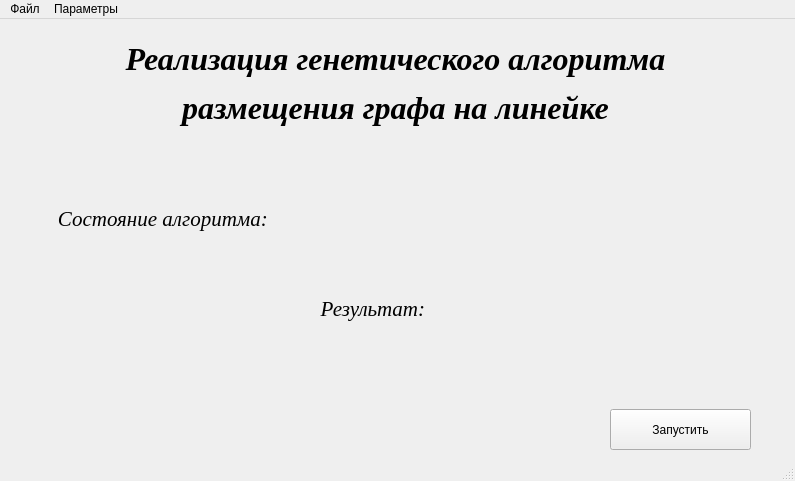
Old version of the form startwindow.ui in the repository Schuka48/Graph_Search.
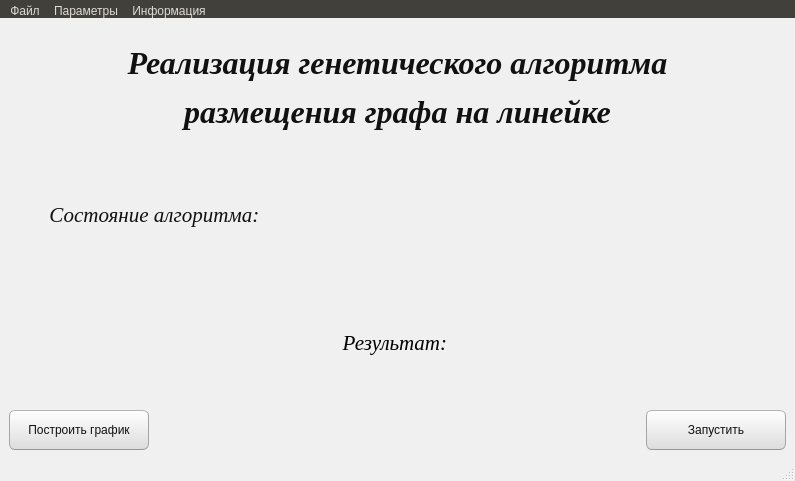
New version of the form. Icons and pictures are not drawn.

Diff of the .ui file:
```diff
--- a/startwindow.ui
+++ b/startwindow.ui
@@ -13,120 +13,775 @@
   <property name="windowTitle">
    <string>MainWindow</string>
   </property>
+  <property name="styleSheet">
+   <string notr="true">QMainWindow {
+	background-color:#f0f0f0;
+}
+QCheckBox {
+	padding:2px;
+}
+QCheckBox:hover {
+	border:1px solid rgb(255,150,60);
+	border-radius:4px;
+	padding: 1px;
+	background-color:qlineargradient(spread:pad, x1:0.5, y1:1, x2:0.5, y2:0, stop:0 rgba(190, 90, 50, 50), stop:1 rgba(250, 130, 40, 50));
+}
+QCheckBox::indicator:checked {
+	border:1px solid rgb(246, 134, 86);
+	border-radius:4px;
+  	background-color:rgb(246, 134, 86)
+}
+QCheckBox::indicator:unchecked {
+	border-width:1px solid rgb(246, 134, 86);
+	border-radius:4px;
+  	background-color:rgb(255,255,255);
+}
+QColorDialog {
+	background-color:#f0f0f0;
+}
+QComboBox {
+	color:rgb(81,72,65);
+	background: #ffffff;
+}
+QComboBox:editable {
+	selection-color:rgb(81,72,65);
+	selection-background-color: #ffffff;
+}
+QComboBox QAbstractItemView {
+	selection-color: #ffffff;
+	selection-background-color: rgb(246, 134, 86);
+}
+QComboBox:!editable:on, QComboBox::drop-down:editable:on {
+	color:  #1e1d23;	
+}
+QDateTimeEdit, QDateEdit, QDoubleSpinBox, QFontComboBox {
+	color:rgb(81,72,65);
+	background-color: #ffffff;
+}
+
+QDialog {
+	background-color:#f0f0f0;
+}
+
+
+QLineEdit {
+	background-color:rgb(255,255,255);
+	selection-background-color:rgb(236,116,64);
+}
+QMenuBar {
+	color:rgb(223,219,210);
+	background-color:rgb(65,64,59);
+}
+QMenuBar::item {
+	padding-top:4px;
+	padding-left:4px;
+	padding-right:4px;
+	color:rgb(223,219,210);
+	background-color:rgb(65,64,59);
+}
+QMenuBar::item:selected {
+	color:rgb(255,255,255);
+	padding-top:2px;
+	padding-left:2px;
+	padding-right:2px;
+	border-top-width:2px;
+	border-left-width:2px;
+	border-right-width:2px;
+	border-top-right-radius:4px;
+	border-top-left-radius:4px;
+	border-style:solid;
+	background-color:rgb(65,64,59);
+	border-top-color: rgb(47,47,44);
+	border-right-color: qlineargradient(spread:pad, x1:0, y1:1, x2:1, y2:0, stop:0 rgba(90, 87, 78, 255), stop:1 rgba(47,47,44, 255));
+	border-left-color:  qlineargradient(spread:pad, x1:1, y1:0, x2:0, y2:0, stop:0 rgba(90, 87, 78, 255), stop:1 rgba(47,47,44, 255));
+}
+QMenu {
+	color:rgb(223,219,210);
+	background-color:rgb(65,64,59);
+}
+QMenu::item {
+	color:rgb(223,219,210);
+	padding:4px 10px 4px 20px;
+}
+QMenu::item:selected {
+	color:rgb(255,255,255);
+	background-color: qlineargradient(spread:pad, x1:0.5, y1:1, x2:0.5, y2:0, stop:0 rgba(225, 108, 54, 255), stop:1 rgba(246, 134, 86, 255));
+	border-style:solid;
+	border-width:3px;
+	padding:4px 7px 4px 17px;
+	border-bottom-color:qlineargradient(spread:pad, x1:0.5, y1:1, x2:0.5, y2:0, stop:0 rgba(175,85,48,255), stop:1 rgba(236,114,67, 255));
+	border-top-color:qlineargradient(spread:pad, x1:0.5, y1:1, x2:0.5, y2:0, stop:0 rgba(253,156,113,255), stop:1 rgba(205,90,46, 255));
+	border-right-color:qlineargradient(spread:pad, x1:0, y1:0.5, x2:1, y2:0.5, stop:0 rgba(253,156,113,255), stop:1 rgba(205,90,46, 255));
+	border-left-color:qlineargradient(spread:pad, x1:1, y1:0.5, x2:0, y2:0.5, stop:0 rgba(253,156,113,255), stop:1 rgba(205,90,46, 255));
+}
+QPlainTextEdit {
+	border: 1px solid transparent;
+	color:rgb(17,17,17);
+	selection-background-color:rgb(236,116,64);
+    background-color: #FFFFFF;
+}
+QProgressBar {
+	text-align: center;
+	color: rgb(0, 0, 0);
+	border: 1px inset rgb(150,150,150); 
+	border-radius: 10px;
+	background-color:rgb(221,221,219);
+}
+QProgressBar::chunk:horizontal {
+	background-color: qlineargradient(spread:pad, x1:0.5, y1:1, x2:0.5, y2:0, stop:0 rgba(225, 108, 54, 255), stop:1 rgba(246, 134, 86, 255));
+	border:1px solid;
+	border-radius:8px;
+	border-bottom-color:qlineargradient(spread:pad, x1:0.5, y1:1, x2:0.5, y2:0, stop:0 rgba(175,85,48,255), stop:1 rgba(236,114,67, 255));
+	border-top-color:qlineargradient(spread:pad, x1:0.5, y1:1, x2:0.5, y2:0, stop:0 rgba(253,156,113,255), stop:1 rgba(205,90,46, 255));
+	border-right-color:qlineargradient(spread:pad, x1:0, y1:0.5, x2:1, y2:0.5, stop:0 rgba(253,156,113,255), stop:1 rgba(205,90,46, 255));
+	border-left-color:qlineargradient(spread:pad, x1:1, y1:0.5, x2:0, y2:0.5, stop:0 rgba(253,156,113,255), stop:1 rgba(205,90,46, 255));
+}
+
+QRadioButton {
+	padding: 1px;
+}
+QRadioButton::indicator:checked {
+	height: 10px;
+	width: 10px;
+	border-style:solid;
+	border-radius:5px;
+	border-width: 1px;
+	border-color: rgba(246, 134, 86, 255);
+	color: #a9b7c6;
+	background-color:rgba(246, 134, 86, 255);
+}
+QRadioButton::indicator:!checked {
+	height: 10px;
+	width: 10px;
+	border-style:solid;
+	border-radius:5px;
+	border-width: 1px;
+	border-color: rgb(246, 134, 86);
+	color: #a9b7c6;
+	background-color: transparent;
+}
+QScrollArea {
+	color: white;
+	background-color:#f0f0f0;
+}
+QSlider::groove {
+	border-style: solid;
+	border-width: 1px;
+	border-color: rgb(207,207,207);
+}
+QSlider::groove:horizontal {
+	height: 5px;
+	background: rgb(246, 134, 86);
+}
+QSlider::groove:vertical {
+	width: 5px;
+	background: rgb(246, 134, 86);
+}
+QSlider::handle:horizontal {
+	background: rgb(253,253,253);
+	border-style: solid;
+	border-width: 1px;
+	border-color: rgb(207,207,207);
+	width: 12px;
+	margin: -5px 0;
+	border-radius: 7px;
+}
+QSlider::handle:vertical {
+	background: rgb(253,253,253);
+	border-style: solid;
+	border-width: 1px;
+	border-color: rgb(207,207,207);
+	height: 12px;
+	margin: 0 -5px;
+	border-radius: 7px;
+}
+QSlider::add-page:horizontal, QSlider::add-page:vertical {
+ 	background: white;
+}
+QSlider::sub-page:horizontal, QSlider::sub-page:vertical {
+	background: rgb(246, 134, 86);
+}
+QStatusBar, QSpinBox {
+	color:rgb(81,72,65);
+}
+QSpinBox {
+	background-color: #ffffff;
+}
+QScrollBar:horizontal {
+	max-height: 20px;
+	border: 1px transparent;
+	margin: 0px 20px 0px 20px;
+}
+QScrollBar::handle:horizontal {
+	background: rgb(253,253,253);
+	border: 1px solid rgb(207,207,207);
+	border-radius: 7px;
+	min-width: 25px;
+}
+QScrollBar::handle:horizontal:hover {
+	background: rgb(253,253,253);
+	border: 1px solid rgb(255,150,60);
+	border-radius: 7px;
+	min-width: 25px;
+}
+QScrollBar::add-line:horizontal {
+  	border: 1px solid rgb(207,207,207);
+  	border-top-right-radius: 7px;
+  	border-top-left-radius: 7px;
+  	border-bottom-right-radius: 7px;
+  	background: rgb(255, 255, 255);
+  	width: 20px;
+  	subcontrol-position: right;
+  	subcontrol-origin: margin;
+}
+QScrollBar::add-line:horizontal:hover {
+  	border: 1px solid rgb(255,150,60);
+  	border-top-right-radius: 7px;
+  	border-top-left-radius: 7px;
+  	border-bottom-right-radius: 7px;
+  	background: rgb(255, 255, 255);
+  	width: 20px;
+  	subcontrol-position: right;
+  	subcontrol-origin: margin;
+}
+QScrollBar::add-line:horizontal:pressed {
+  	border: 1px solid grey;
+  	border-top-left-radius: 7px;
+  	border-top-right-radius: 7px;
+  	border-bottom-right-radius: 7px;
+  	background: rgb(231,231,231);
+  	width: 20px;
+  	subcontrol-position: right;
+  	subcontrol-origin: margin;
+}
+QScrollBar::sub-line:horizontal {
+  	border: 1px solid rgb(207,207,207);
+  	border-top-right-radius: 7px;
+  	border-top-left-radius: 7px;
+  	border-bottom-left-radius: 7px;
+  	background: rgb(255, 255, 255);
+  	width: 20px;
+  	subcontrol-position: left;
+  	subcontrol-origin: margin;
+}
+QScrollBar::sub-line:horizontal:hover {
+  	border: 1px solid rgb(255,150,60);
+  	border-top-right-radius: 7px;
+  	border-top-left-radius: 7px;
+  	border-bottom-left-radius: 7px;
+  	background: rgb(255, 255, 255);
+  	width: 20px;
+  	subcontrol-position: left;
+  	subcontrol-origin: margin;
+}
+QScrollBar::sub-line:horizontal:pressed {
+  	border: 1px solid grey;
+  	border-top-right-radius: 7px;
+  	border-top-left-radius: 7px;
+  	border-bottom-left-radius: 7px;
+  	background: rgb(231,231,231);
+  	width: 20px;
+  	subcontrol-position: left;
+  	subcontrol-origin: margin;
+}
+QScrollBar::left-arrow:horizontal {
+  	border: 1px transparent grey;
+  	border-top-left-radius: 3px;
+  	border-bottom-left-radius: 3px;
+  	width: 6px;
+  	height: 6px;
+  	background: rgb(230,230,230);
+}
+QScrollBar::right-arrow:horizontal {
+	border: 1px transparent grey;
+	border-top-right-radius: 3px;
+	border-bottom-right-radius: 3px;
+  	width: 6px;
+  	height: 6px;
+ 	background: rgb(230,230,230);
+}
+QScrollBar::add-page:horizontal, QScrollBar::sub-page:horizontal {
+ 	background: none;
+} 
+QScrollBar:vertical {
+	max-width: 20px;
+	border: 1px transparent grey;
+	margin: 20px 0px 20px 0px;
+}
+QScrollBar::add-line:vertical {
+	border: 1px solid;
+	border-color: rgb(207,207,207);
+	border-bottom-right-radius: 7px;
+	border-bottom-left-radius: 7px;
+	border-top-left-radius: 7px;
+	background: rgb(255, 255, 255);
+  	height: 20px;
+  	subcontrol-position: bottom;
+  	subcontrol-origin: margin;
+}
+QScrollBar::add-line:vertical:hover {
+  	border: 1px solid;
+  	border-color: rgb(255,150,60);
+  	border-bottom-right-radius: 7px;
+  	border-bottom-left-radius: 7px;
+  	border-top-left-radius: 7px;
+  	background: rgb(255, 255, 255);
+  	height: 20px;
+  	subcontrol-position: bottom;
+  	subcontrol-origin: margin;
+}
+QScrollBar::add-line:vertical:pressed {
+  	border: 1px solid grey;
+  	border-bottom-left-radius: 7px;
+  	border-bottom-right-radius: 7px;
+  	border-top-left-radius: 7px;
+  	background: rgb(231,231,231);
+  	height: 20px;
+  	subcontrol-position: bottom;
+  	subcontrol-origin: margin;
+}
+QScrollBar::sub-line:vertical {
+  	border: 1px solid rgb(207,207,207);
+  	border-top-right-radius: 7px;
+  	border-top-left-radius: 7px;
+  	border-bottom-left-radius: 7px;
+  	background: rgb(255, 255, 255);
+  	height: 20px;
+  	subcontrol-position: top;
+  	subcontrol-origin: margin;
+}
+QScrollBar::sub-line:vertical:hover {
+  	border: 1px solid rgb(255,150,60);
+  	border-top-right-radius: 7px;
+  	border-top-left-radius: 7px;
+  	border-bottom-left-radius: 7px;
+	background: rgb(255, 255, 255);
+  	height: 20px;
+  	subcontrol-position: top;
+  	subcontrol-origin: margin;
+}
+QScrollBar::sub-line:vertical:pressed {
+  	border: 1px solid grey;
+  	border-top-left-radius: 7px;
+  	border-top-right-radius: 7px;
+  	background: rgb(231,231,231);
+ 	height: 20px;
+  	subcontrol-position: top;
+  	subcontrol-origin: margin;
+}
+QScrollBar::handle:vertical {
+	background: rgb(253,253,253);
+	border: 1px solid rgb(207,207,207);
+	border-radius: 7px;
+	min-height: 25px;
+}
+QScrollBar::handle:vertical:hover {
+	background: rgb(253,253,253);
+	border: 1px solid rgb(255,150,60);
+	border-radius: 7px;
+	min-height: 25px;
+}
+QScrollBar::up-arrow:vertical {
+	border: 1px transparent grey;
+  	border-top-left-radius: 3px;
+	border-top-right-radius: 3px;
+  	width: 6px;
+  	height: 6px;
+  	background: rgb(230,230,230);
+}
+QScrollBar::down-arrow:vertical {
+  	border: 1px transparent grey;
+  	border-bottom-left-radius: 3px;
+  	border-bottom-right-radius: 3px;
+  	width: 6px;
+  	height: 6px;
+  	background: rgb(230,230,230);
+}
+QScrollBar::add-page:vertical, QScrollBar::sub-page:vertical {
+  	background: none;
+}
+QTabWidget {
+	color:rgb(0,0,0);
+	background-color:rgb(247,246,246);
+}
+QTabWidget::pane {
+	border-color: rgb(180,180,180);
+	background-color:rgb(247,246,246);
+	border-style: solid;
+	border-width: 1px;
+  	border-radius: 6px;
+}
+QTabBar::tab {
+	padding-left:4px;
+	padding-right:4px;
+	padding-bottom:2px;
+	padding-top:2px;
+	color:rgb(81,72,65);
+  	background-color: qlineargradient(spread:pad, x1:0.5, y1:1, x2:0.5, y2:0, stop:0 rgba(221,218,217,255), stop:1 rgba(240,239,238,255));
+	border-style: solid;
+	border-width: 1px;
+  	border-top-right-radius:4px;
+	border-top-left-radius:4px;
+	border-top-color: rgb(180,180,180);
+	border-left-color: rgb(180,180,180);
+	border-right-color: rgb(180,180,180);
+	border-bottom-color: transparent;
+}
+QTabBar::tab:selected, QTabBar::tab:last:selected, QTabBar::tab:hover {
+  	background-color:rgb(247,246,246);
+  	margin-left: 0px;
+  	margin-right: 1px;
+}
+QTabBar::tab:!selected {
+	margin-top: 1px;
+	margin-right: 1px;
+}
+QTextEdit {
+	border-width: 1px;
+	border-style: solid;
+	border-color:transparent;
+	color:rgb(17,17,17);
+	selection-background-color:rgb(236,116,64);
+}
+QTimeEdit, QToolBox, QToolBox::tab, QToolBox::tab:selected {
+	color:rgb(81,72,65);
+	background-color: #ffffff;
+}</string>
+  </property>
   <widget class="QWidget" name="centralwidget">
-   <widget class="QPushButton" name="pushButton">
-    <property name="geometry">
-     <rect>
-      <x>610</x>
-      <y>390</y>
-      <width>141</width>
-      <height>41</height>
-     </rect>
-    </property>
-    <property name="text">
-     <string>Запустить</string>
-    </property>
-   </widget>
-   <widget class="QLabel" name="label">
-    <property name="geometry">
-     <rect>
-      <x>100</x>
-      <y>20</y>
-      <width>591</width>
-      <height>91</height>
-     </rect>
-    </property>
-    <property name="font">
-     <font>
-      <family>Times New Roman</family>
-      <pointsize>24</pointsize>
-      <weight>75</weight>
-      <italic>true</italic>
-      <bold>true</bold>
-     </font>
-    </property>
-    <property name="text">
-     <string>&lt;html&gt;&lt;head/&gt;&lt;body&gt;&lt;p&gt;Реализация генетического алгоритма&lt;/p&gt;&lt;p&gt;размещения графа на линейке&lt;/p&gt;&lt;/body&gt;&lt;/html&gt;</string>
-    </property>
-    <property name="alignment">
-     <set>Qt::AlignCenter</set>
-    </property>
-   </widget>
-   <widget class="QLabel" name="label_2">
-    <property name="geometry">
-     <rect>
-      <x>30</x>
-      <y>170</y>
-      <width>271</width>
-      <height>61</height>
-     </rect>
-    </property>
-    <property name="font">
-     <font>
-      <family>Times New Roman</family>
-      <pointsize>16</pointsize>
-      <weight>50</weight>
-      <italic>true</italic>
-      <bold>false</bold>
-     </font>
-    </property>
-    <property name="text">
-     <string>&lt;html&gt;&lt;head/&gt;&lt;body&gt;&lt;p&gt;Состояние алгоритма: &lt;/p&gt;&lt;/body&gt;&lt;/html&gt;</string>
-    </property>
-    <property name="alignment">
-     <set>Qt::AlignCenter</set>
-    </property>
-   </widget>
-   <widget class="QLabel" name="label_3">
-    <property name="geometry">
-     <rect>
-      <x>330</x>
-      <y>170</y>
-      <width>461</width>
-      <height>61</height>
-     </rect>
-    </property>
-    <property name="font">
-     <font>
-      <family>Times New Roman</family>
-      <pointsize>16</pointsize>
-      <weight>50</weight>
-      <italic>true</italic>
-      <bold>false</bold>
-     </font>
-    </property>
-    <property name="text">
-     <string>&lt;html&gt;&lt;head/&gt;&lt;body&gt;&lt;p&gt;&lt;br/&gt;&lt;/p&gt;&lt;/body&gt;&lt;/html&gt;</string>
-    </property>
-    <property name="alignment">
-     <set>Qt::AlignCenter</set>
-    </property>
-   </widget>
-   <widget class="QLabel" name="label_4">
-    <property name="geometry">
-     <rect>
-      <x>240</x>
-      <y>260</y>
-      <width>271</width>
-      <height>61</height>
-     </rect>
-    </property>
-    <property name="font">
-     <font>
-      <family>Times New Roman</family>
-      <pointsize>16</pointsize>
-      <weight>50</weight>
-      <italic>true</italic>
-      <bold>false</bold>
-     </font>
-    </property>
-    <property name="text">
-     <string>&lt;html&gt;&lt;head/&gt;&lt;body&gt;&lt;p&gt;Результат: &lt;/p&gt;&lt;/body&gt;&lt;/html&gt;</string>
-    </property>
-    <property name="alignment">
-     <set>Qt::AlignCenter</set>
-    </property>
-   </widget>
+   <layout class="QGridLayout" name="gridLayout_2">
+    <item row="0" column="0">
+     <layout class="QGridLayout" name="gridLayout">
+      <item row="0" column="0">
+       <widget class="QLabel" name="label">
+        <property name="font">
+         <font>
+          <family>Times New Roman</family>
+          <pointsize>24</pointsize>
+          <weight>75</weight>
+          <italic>true</italic>
+          <bold>true</bold>
+         </font>
+        </property>
+        <property name="styleSheet">
+         <string notr="true">QLabel {
+	color:rgb(17,17,17);
+}</string>
+        </property>
+        <property name="text">
+         <string>&lt;html&gt;&lt;head/&gt;&lt;body&gt;&lt;p&gt;Реализация генетического алгоритма&lt;/p&gt;&lt;p&gt;размещения графа на линейке&lt;/p&gt;&lt;/body&gt;&lt;/html&gt;</string>
+        </property>
+        <property name="alignment">
+         <set>Qt::AlignCenter</set>
+        </property>
+       </widget>
+      </item>
+      <item row="1" column="0">
+       <layout class="QHBoxLayout" name="horizontalLayout">
+        <item>
+         <spacer name="horizontalSpacer_4">
+          <property name="orientation">
+           <enum>Qt::Horizontal</enum>
+          </property>
+          <property name="sizeType">
+           <enum>QSizePolicy::Preferred</enum>
+          </property>
+          <property name="sizeHint" stdset="0">
+           <size>
+            <width>40</width>
+            <height>20</height>
+           </size>
+          </property>
+         </spacer>
+        </item>
+        <item>
+         <widget class="QLabel" name="label_2">
+          <property name="font">
+           <font>
+            <family>Times New Roman</family>
+            <pointsize>16</pointsize>
+            <weight>50</weight>
+            <italic>true</italic>
+            <bold>false</bold>
+           </font>
+          </property>
+          <property name="styleSheet">
+           <string notr="true">color:rgb(17,17,17);</string>
+          </property>
+          <property name="text">
+           <string>&lt;html&gt;&lt;head/&gt;&lt;body&gt;&lt;p&gt;Состояние алгоритма: &lt;/p&gt;&lt;/body&gt;&lt;/html&gt;</string>
+          </property>
+          <property name="alignment">
+           <set>Qt::AlignCenter</set>
+          </property>
+         </widget>
+        </item>
+        <item>
+         <widget class="QLabel" name="label_3">
+          <property name="sizePolicy">
+           <sizepolicy hsizetype="Expanding" vsizetype="Preferred">
+            <horstretch>0</horstretch>
+            <verstretch>0</verstretch>
+           </sizepolicy>
+          </property>
+          <property name="font">
+           <font>
+            <family>Times New Roman</family>
+            <pointsize>16</pointsize>
+            <weight>50</weight>
+            <italic>true</italic>
+            <bold>false</bold>
+           </font>
+          </property>
+          <property name="text">
+           <string>&lt;html&gt;&lt;head/&gt;&lt;body&gt;&lt;p&gt;&lt;br/&gt;&lt;/p&gt;&lt;/body&gt;&lt;/html&gt;</string>
+          </property>
+          <property name="alignment">
+           <set>Qt::AlignCenter</set>
+          </property>
+         </widget>
+        </item>
+       </layout>
+      </item>
+      <item row="2" column="0">
+       <layout class="QHBoxLayout" name="horizontalLayout_3">
+        <item>
+         <spacer name="horizontalSpacer_3">
+          <property name="orientation">
+           <enum>Qt::Horizontal</enum>
+          </property>
+          <property name="sizeType">
+           <enum>QSizePolicy::Expanding</enum>
+          </property>
+          <property name="sizeHint" stdset="0">
+           <size>
+            <width>100</width>
+            <height>20</height>
+           </size>
+          </property>
+         </spacer>
+        </item>
+        <item>
+         <widget class="QLabel" name="label_4">
+          <property name="sizePolicy">
+           <sizepolicy hsizetype="Expanding" vsizetype="Preferred">
+            <horstretch>0</horstretch>
+            <verstretch>0</verstretch>
+           </sizepolicy>
+          </property>
+          <property name="font">
+           <font>
+            <family>Times New Roman</family>
+            <pointsize>16</pointsize>
+            <weight>50</weight>
+            <italic>true</italic>
+            <bold>false</bold>
+           </font>
+          </property>
+          <property name="text">
+           <string>&lt;html&gt;&lt;head/&gt;&lt;body&gt;&lt;p&gt;Результат: &lt;/p&gt;&lt;/body&gt;&lt;/html&gt;</string>
+          </property>
+          <property name="alignment">
+           <set>Qt::AlignCenter</set>
+          </property>
+          <property name="margin">
+           <number>10</number>
+          </property>
+          <property name="indent">
+           <number>-1</number>
+          </property>
+         </widget>
+        </item>
+        <item>
+         <spacer name="horizontalSpacer_2">
+          <property name="orientation">
+           <enum>Qt::Horizontal</enum>
+          </property>
+          <property name="sizeType">
+           <enum>QSizePolicy::Expanding</enum>
+          </property>
+          <property name="sizeHint" stdset="0">
+           <size>
+            <width>40</width>
+            <height>20</height>
+           </size>
+          </property>
+         </spacer>
+        </item>
+       </layout>
+      </item>
+      <item row="3" column="0">
+       <layout class="QHBoxLayout" name="horizontalLayout_2">
+        <item>
+         <widget class="QPushButton" name="pushButton_2">
+          <property name="sizePolicy">
+           <sizepolicy hsizetype="Minimum" vsizetype="Fixed">
+            <horstretch>0</horstretch>
+            <verstretch>0</verstretch>
+           </sizepolicy>
+          </property>
+          <property name="minimumSize">
+           <size>
+            <width>140</width>
+            <height>40</height>
+           </size>
+          </property>
+          <property name="styleSheet">
+           <string notr="true">QPushButton{
+	color:rgb(17,17,17);
+	border-width: 1px;
+	border-radius: 6px;
+	border-bottom-color: rgb(150,150,150);
+	border-right-color: rgb(165,165,165);
+	border-left-color: rgb(165,165,165);
+	border-top-color: rgb(180,180,180);
+	border-style: solid;
+	padding: 4px;
+	background-color: qlineargradient(spread:pad, x1:0.5, y1:1, x2:0.5, y2:0, stop:0 rgba(220, 220, 220, 255), stop:1 rgba(255, 255, 255, 255));
+}
+QPushButton:hover{
+	color:rgb(17,17,17);
+	border-width: 1px;
+	border-radius:6px;
+	border-top-color: rgb(255,150,60);
+	border-right-color: qlineargradient(spread:pad, x1:0, y1:1, x2:1, y2:0, stop:0 rgba(200, 70, 20, 255), stop:1 rgba(255,150,60, 255));
+	border-left-color:  qlineargradient(spread:pad, x1:1, y1:0, x2:0, y2:0, stop:0 rgba(200, 70, 20, 255), stop:1 rgba(255,150,60, 255));
+	border-bottom-color: rgb(200,70,20);
+	border-style: solid;
+	padding: 2px;
+	background-color: qlineargradient(spread:pad, x1:0.5, y1:1, x2:0.5, y2:0, stop:0 rgba(220, 220, 220, 255), stop:1 rgba(255, 255, 255, 255));
+}
+QPushButton:default{
+	color:rgb(17,17,17);
+	border-width: 1px;
+	border-radius:6px;
+	border-top-color: rgb(255,150,60);
+	border-right-color: qlineargradient(spread:pad, x1:0, y1:1, x2:1, y2:0, stop:0 rgba(200, 70, 20, 255), stop:1 rgba(255,150,60, 255));
+	border-left-color:  qlineargradient(spread:pad, x1:1, y1:0, x2:0, y2:0, stop:0 rgba(200, 70, 20, 255), stop:1 rgba(255,150,60, 255));
+	border-bottom-color: rgb(200,70,20);
+	border-style: solid;
+	padding: 2px;
+	background-color: qlineargradient(spread:pad, x1:0.5, y1:1, x2:0.5, y2:0, stop:0 rgba(220, 220, 220, 255), stop:1 rgba(255, 255, 255, 255));
+}
+QPushButton:pressed{
+	color:rgb(17,17,17);
+	border-width: 1px;
+	border-radius: 6px;
+	border-width: 1px;
+	border-top-color: rgba(255,150,60,200);
+	border-right-color: qlineargradient(spread:pad, x1:0, y1:1, x2:1, y2:0, stop:0 rgba(200, 70, 20, 255), stop:1 rgba(255,150,60, 200));
+	border-left-color:  qlineargradient(spread:pad, x1:1, y1:0, x2:0, y2:0, stop:0 rgba(200, 70, 20, 255), stop:1 rgba(255,150,60, 200));
+	border-bottom-color: rgba(200,70,20,200);
+	border-style: solid;
+	padding: 2px;
+	background-color: qlineargradient(spread:pad, x1:0.5, y1:0, x2:0.5, y2:1, stop:0 rgba(220, 220, 220, 255), stop:1 rgba(255, 255, 255, 255));
+}
+QPushButton:disabled{
+	color:rgb(174,167,159);
+	border-width: 1px;
+	border-radius: 6px;
+	background-color: qlineargradient(spread:pad, x1:0.5, y1:1, x2:0.5, y2:0, stop:0 rgba(200, 200, 200, 255), stop:1 rgba(230, 230, 230, 255));
+}</string>
+          </property>
+          <property name="text">
+           <string>Построить график</string>
+          </property>
+         </widget>
+        </item>
+        <item>
+         <spacer name="horizontalSpacer">
+          <property name="orientation">
+           <enum>Qt::Horizontal</enum>
+          </property>
+          <property name="sizeHint" stdset="0">
+           <size>
+            <width>40</width>
+            <height>20</height>
+           </size>
+          </property>
+         </spacer>
+        </item>
+        <item>
+         <widget class="QPushButton" name="pushButton">
+          <property name="sizePolicy">
+           <sizepolicy hsizetype="Minimum" vsizetype="Fixed">
+            <horstretch>0</horstretch>
+            <verstretch>0</verstretch>
+           </sizepolicy>
+          </property>
+          <property name="minimumSize">
+           <size>
+            <width>140</width>
+            <height>40</height>
+           </size>
+          </property>
+          <property name="styleSheet">
+           <string notr="true">QPushButton{
+	color:rgb(17,17,17);
+	border-width: 1px;
+	border-radius: 6px;
+	border-bottom-color: rgb(150,150,150);
+	border-right-color: rgb(165,165,165);
+	border-left-color: rgb(165,165,165);
+	border-top-color: rgb(180,180,180);
+	border-style: solid;
+	padding: 4px;
+	background-color: qlineargradient(spread:pad, x1:0.5, y1:1, x2:0.5, y2:0, stop:0 rgba(220, 220, 220, 255), stop:1 rgba(255, 255, 255, 255));
+}
+QPushButton:hover{
+	color:rgb(17,17,17);
+	border-width: 1px;
+	border-radius:6px;
+	border-top-color: rgb(255,150,60);
+	border-right-color: qlineargradient(spread:pad, x1:0, y1:1, x2:1, y2:0, stop:0 rgba(200, 70, 20, 255), stop:1 rgba(255,150,60, 255));
+	border-left-color:  qlineargradient(spread:pad, x1:1, y1:0, x2:0, y2:0, stop:0 rgba(200, 70, 20, 255), stop:1 rgba(255,150,60, 255));
+	border-bottom-color: rgb(200,70,20);
+	border-style: solid;
+	padding: 2px;
+	background-color: qlineargradient(spread:pad, x1:0.5, y1:1, x2:0.5, y2:0, stop:0 rgba(220, 220, 220, 255), stop:1 rgba(255, 255, 255, 255));
+}
+QPushButton:default{
+	color:rgb(17,17,17);
+	border-width: 1px;
+	border-radius:6px;
+	border-top-color: rgb(255,150,60);
+	border-right-color: qlineargradient(spread:pad, x1:0, y1:1, x2:1, y2:0, stop:0 rgba(200, 70, 20, 255), stop:1 rgba(255,150,60, 255));
+	border-left-color:  qlineargradient(spread:pad, x1:1, y1:0, x2:0, y2:0, stop:0 rgba(200, 70, 20, 255), stop:1 rgba(255,150,60, 255));
+	border-bottom-color: rgb(200,70,20);
+	border-style: solid;
+	padding: 2px;
+	background-color: qlineargradient(spread:pad, x1:0.5, y1:1, x2:0.5, y2:0, stop:0 rgba(220, 220, 220, 255), stop:1 rgba(255, 255, 255, 255));
+}
+QPushButton:pressed{
+	color:rgb(17,17,17);
+	border-width: 1px;
+	border-radius: 6px;
+	border-width: 1px;
+	border-top-color: rgba(255,150,60,200);
+	border-right-color: qlineargradient(spread:pad, x1:0, y1:1, x2:1, y2:0, stop:0 rgba(200, 70, 20, 255), stop:1 rgba(255,150,60, 200));
+	border-left-color:  qlineargradient(spread:pad, x1:1, y1:0, x2:0, y2:0, stop:0 rgba(200, 70, 20, 255), stop:1 rgba(255,150,60, 200));
+	border-bottom-color: rgba(200,70,20,200);
+	border-style: solid;
+	padding: 2px;
+	background-color: qlineargradient(spread:pad, x1:0.5, y1:0, x2:0.5, y2:1, stop:0 rgba(220, 220, 220, 255), stop:1 rgba(255, 255, 255, 255));
+}
+QPushButton:disabled{
+	color:rgb(174,167,159);
+	border-width: 1px;
+	border-radius: 6px;
+	background-color: qlineargradient(spread:pad, x1:0.5, y1:1, x2:0.5, y2:0, stop:0 rgba(200, 200, 200, 255), stop:1 rgba(230, 230, 230, 255));
+}</string>
+          </property>
+          <property name="text">
+           <string>Запустить</string>
+          </property>
+         </widget>
+        </item>
+       </layout>
+      </item>
+     </layout>
+    </item>
+   </layout>
   </widget>
   <widget class="QMenuBar" name="menubar">
    <property name="geometry">
@@ -150,8 +805,16 @@
     </property>
     <addaction name="action_5"/>
    </widget>
+   <widget class="QMenu" name="menu_3">
+    <property name="title">
+     <string>Информация</string>
+    </property>
+    <addaction name="action_6"/>
+    <addaction name="action_7"/>
+   </widget>
    <addaction name="menu"/>
    <addaction name="menu_2"/>
+   <addaction name="menu_3"/>
   </widget>
   <widget class="QStatusBar" name="statusbar"/>
   <action name="action">
```
Left out of the diff: 53 changed lines with no effect on the pictures.
